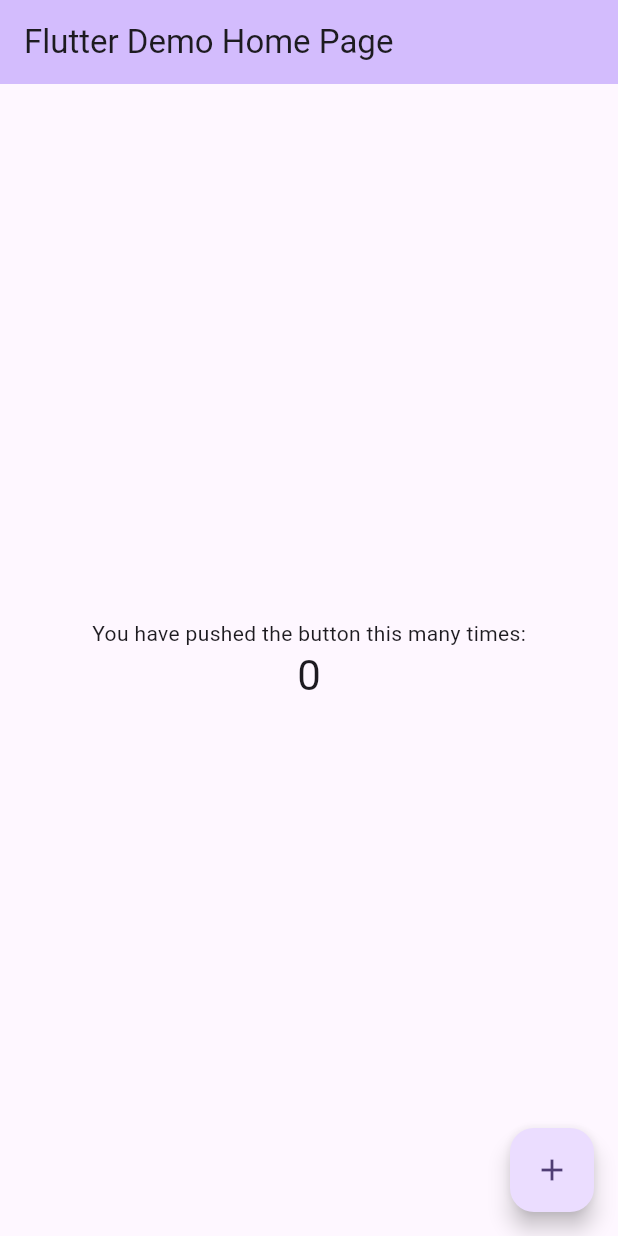
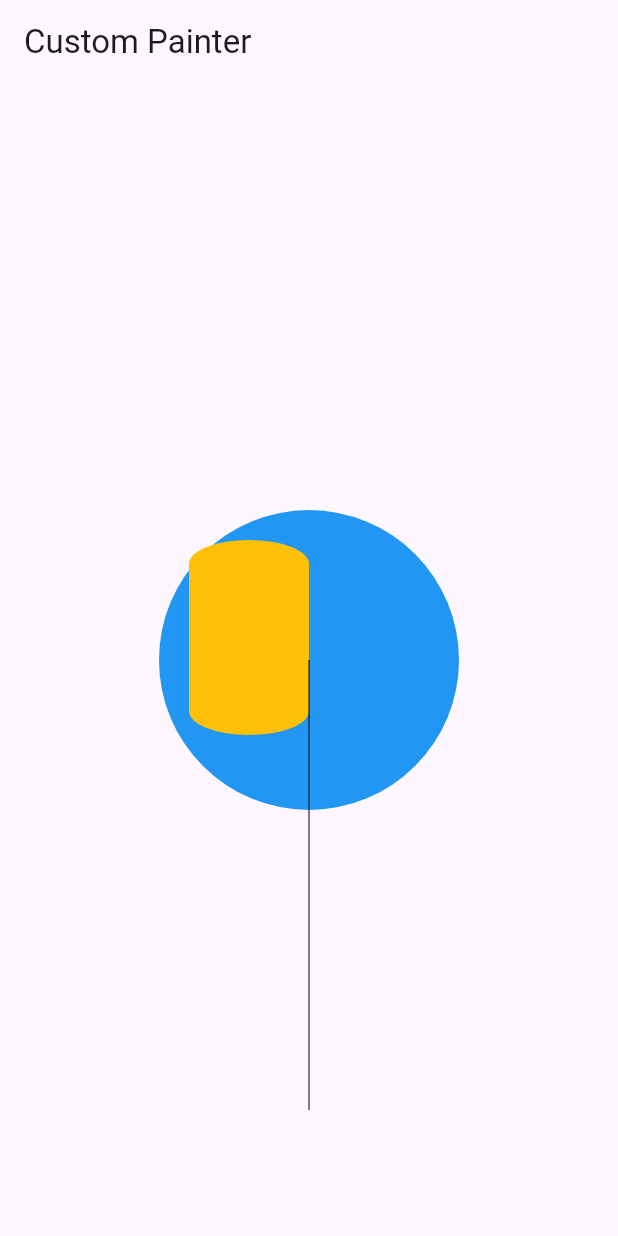
Before and after one commit to SyedSamad7/web_chatting_app, a Flutter app: the screen it shows after launch, on a phone screen of 412 x 824 dp. Run offline on Flutter 3.47's test engine with Material 3 defaults, Android fonts, the phone set to English and light mode, and no system bars; our stand-ins replace firebase_core; accounts and stored records are empty.

Commit message:
working on custom painter

```diff
--- /dev/null
+++ b/lib/costom_painter.dart
@@ -0,0 +1,64 @@
+import 'package:flutter/material.dart';
+
+class CostomPainter extends StatefulWidget {
+  const CostomPainter({super.key});
+
+  @override
+  State<CostomPainter> createState() => _CostomPainterState();
+}
+
+class _CostomPainterState extends State<CostomPainter> {
+  @override
+  Widget build(BuildContext context) {
+    return Scaffold(
+      appBar: AppBar(
+        title: const Text('Custom Painter'),
+      ),
+      body: Center(
+        child: SingleChildScrollView(
+          child: Column(
+            children: [
+              CustomPaint(
+                size: const Size(200, 200),
+                painter: Circle(),
+              )
+            ],
+          ),
+        ),
+      ),
+    );
+  }
+}
+
+class Circle extends CustomPainter {
+  @override
+  void paint(Canvas canvas, Size size) {
+    final paint = Paint()
+      ..color = Colors.blue
+      ..style = PaintingStyle.fill;
+    final paint1 = Paint()
+      ..color = Colors.black
+      ..style = PaintingStyle.fill;
+    final paintR = Paint()
+      ..color = Colors.amber
+      ..style = PaintingStyle.fill;
+
+    final center = Offset(size.width / 2, size.height / 2);
+    final radius = size.width / 2;
+
+    canvas.drawCircle(center, radius, paint);
+    // canvas.drawRRect(
+    // RRect.fromLTRBR(50, 50, 100, 100, const Radius.circular(12)), paintR);
+    canvas.drawRRect(const RRect.fromLTRBXY(100, 150, 20, 20, 50, 20), paintR);
+    canvas.drawLine(
+      const Offset(100, 100),
+      const Offset(100, 400),
+      paint1,
+    );
+  }
+
+  @override
+  bool shouldRepaint(covariant CustomPainter oldDelegate) {
+    return false;
+  }
+}
--- a/lib/main.dart
+++ b/lib/main.dart
@@ -1,126 +1,27 @@
+import 'package:firebase_core/firebase_core.dart';
 import 'package:flutter/material.dart';
+import 'package:web_chat_app/firebase_options.dart';
+import 'costom_painter.dart';
 
-void main() {
+void main() async {
+  WidgetsFlutterBinding.ensureInitialized();
+  await Firebase.initializeApp(options: DefaultFirebaseOptions.currentPlatform);
   runApp(const MyApp());
 }
 
 class MyApp extends StatelessWidget {
   const MyApp({super.key});
 
-  // This widget is the root of your application.
   @override
   Widget build(BuildContext context) {
     return MaterialApp(
       debugShowCheckedModeBanner: false,
       title: 'Flutter Demo',
       theme: ThemeData(
-        // This is the theme of your application.
-        //
-        // TRY THIS: Try running your application with "flutter run". You'll see
-        // the application has a purple toolbar. Then, without quitting the app,
-        // try changing the seedColor in the colorScheme below to Colors.green
-        // and then invoke "hot reload" (save your changes or press the "hot
-        // reload" button in a Flutter-supported IDE, or press "r" if you used
-        // the command line to start the app).
-        //
-        // Notice that the counter didn't reset back to zero; the application
-        // state is not lost during the reload. To reset the state, use hot
-        // restart instead.
-        //
-        // This works for code too, not just values: Most code changes can be
-        // tested with just a hot reload.
         colorScheme: ColorScheme.fromSeed(seedColor: Colors.deepPurple),
         useMaterial3: true,
       ),
-      home: const MyHomePage(title: 'Flutter Demo Home Page'),
+      home: const CostomPainter(),
     );
   }
 }
-
-class MyHomePage extends StatefulWidget {
-  const MyHomePage({super.key, required this.title});
-
-  // This widget is the home page of your application. It is stateful, meaning
-  // that it has a State object (defined below) that contains fields that affect
-  // how it looks.
-
-  // This class is the configuration for the state. It holds the values (in this
-  // case the title) provided by the parent (in this case the App widget) and
-  // used by the build method of the State. Fields in a Widget subclass are
-  // always marked "final".
-
-  final String title;
-
-  @override
-  State<MyHomePage> createState() => _MyHomePageState();
-}
-
-class _MyHomePageState extends State<MyHomePage> {
-  int _counter = 0;
-
-  void _incrementCounter() {
-    setState(() {
-      // This call to setState tells the Flutter framework that something has
-      // changed in this State, which causes it to rerun the build method below
-      // so that the display can reflect the updated values. If we changed
-      // _counter without calling setState(), then the build method would not be
-      // called again, and so nothing would appear to happen.
-      _counter++;
-    });
-  }
-
-  @override
-  Widget build(BuildContext context) {
-    // This method is rerun every time setState is called, for instance as done
-    // by the _incrementCounter method above.
-    //
-    // The Flutter framework has been optimized to make rerunning build methods
-    // fast, so that you can just rebuild anything that needs updating rather
-    // than having to individually change instances of widgets.
-    return Scaffold(
-      appBar: AppBar(
-        // TRY THIS: Try changing the color here to a specific color (to
-        // Colors.amber, perhaps?) and trigger a hot reload to see the AppBar
-        // change color while the other colors stay the same.
-        backgroundColor: Theme.of(context).colorScheme.inversePrimary,
-        // Here we take the value from the MyHomePage object that was created by
-        // the App.build method, and use it to set our appbar title.
-        title: Text(widget.title),
-      ),
-      body: Center(
-        // Center is a layout widget. It takes a single child and positions it
-        // in the middle of the parent.
-        child: Column(
-          // Column is also a layout widget. It takes a list of children and
-          // arranges them vertically. By default, it sizes itself to fit its
-          // children horizontally, and tries to be as tall as its parent.
-          //
-          // Column has various properties to control how it sizes itself and
-          // how it positions its children. Here we use mainAxisAlignment to
-          // center the children vertically; the main axis here is the vertical
-          // axis because Columns are vertical (the cross axis would be
-          // horizontal).
-          //
-          // TRY THIS: Invoke "debug painting" (choose the "Toggle Debug Paint"
-          // action in the IDE, or press "p" in the console), to see the
-          // wireframe for each widget.
-          mainAxisAlignment: MainAxisAlignment.center,
-          children: <Widget>[
-            const Text(
-              'You have pushed the button this many times:',
-            ),
-            Text(
-              '$_counter',
-              style: Theme.of(context).textTheme.headlineMedium,
-            ),
-          ],
-        ),
-      ),
-      floatingActionButton: FloatingActionButton(
-        onPressed: _incrementCounter,
-        tooltip: 'Increment',
-        child: const Icon(Icons.add),
-      ), // This trailing comma makes auto-formatting nicer for build methods.
-    );
-  }
-}
--- a/pubspec.yaml
+++ b/pubspec.yaml
@@ -35,6 +35,7 @@ dependencies:
   # The following adds the Cupertino Icons font to your application.
   # Use with the CupertinoIcons class for iOS style icons.
   cupertino_icons: ^1.0.8
+  firebase_core: ^3.6.0
 
 dev_dependencies:
   flutter_test:
```
Also changed, not shown: firebase.json (added), lib/firebase_options.dart (added), pubspec.lock, 6 other files.
